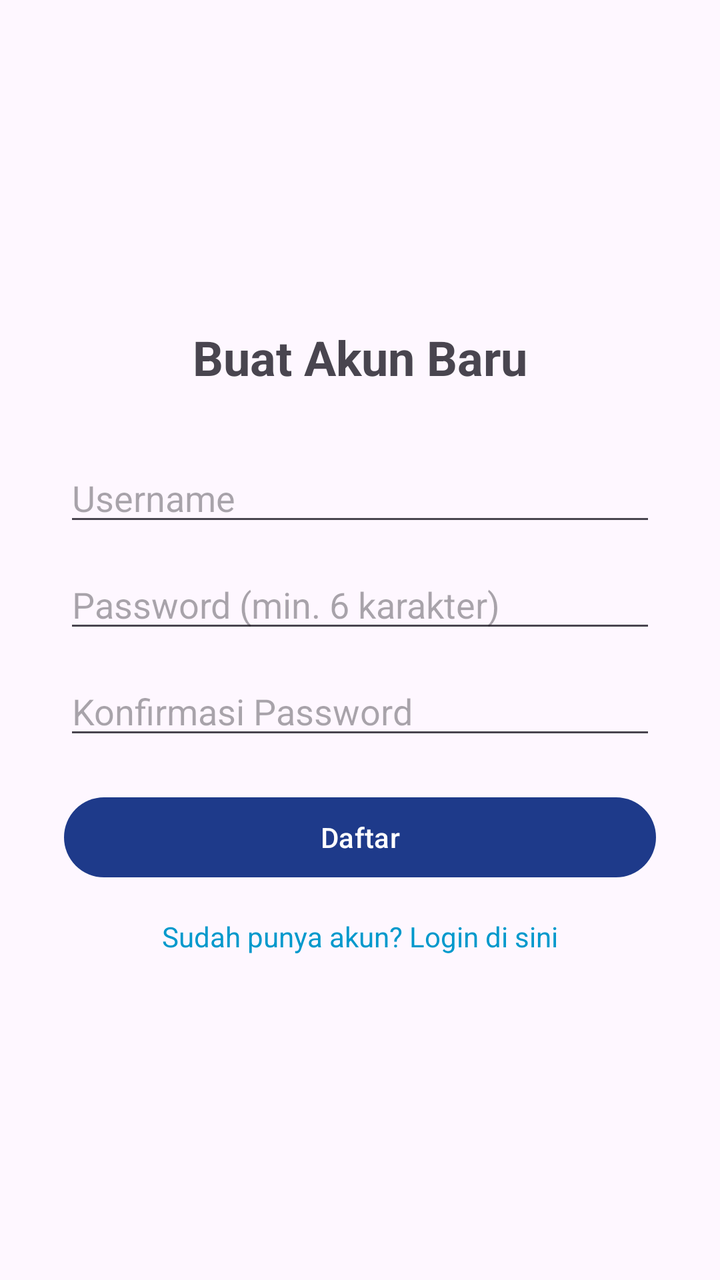
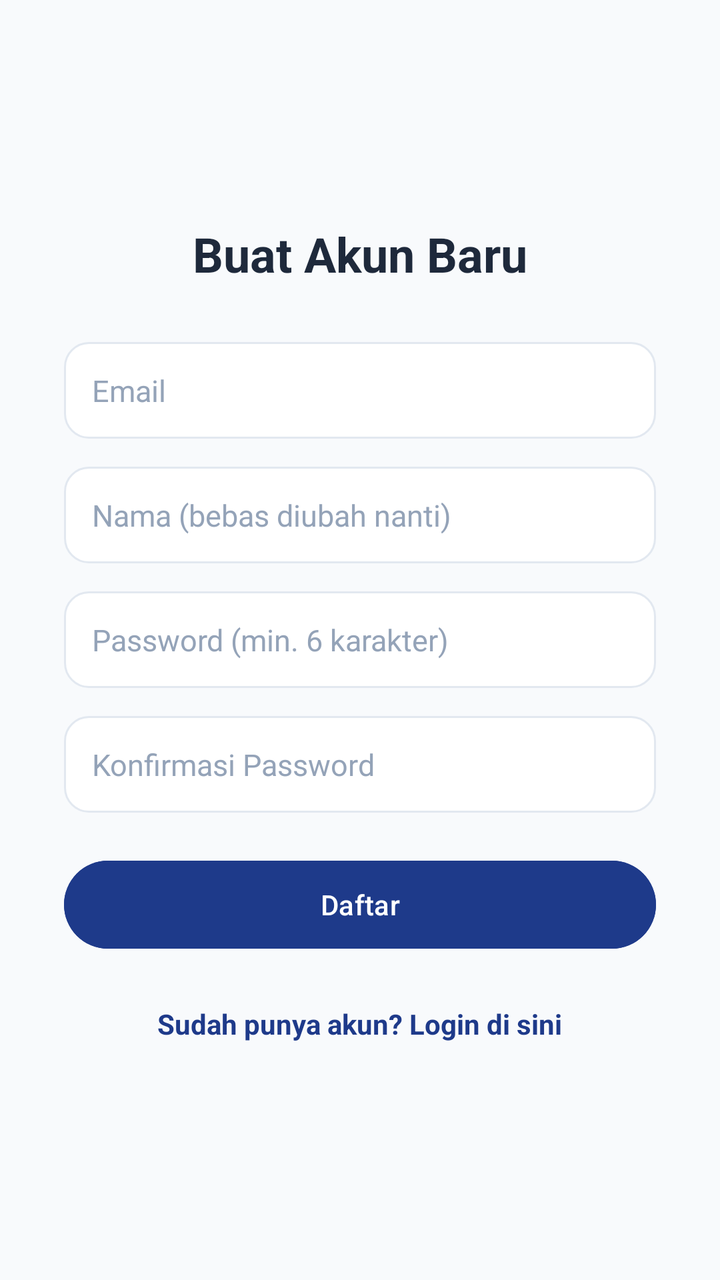

Screens rendered from an Android XML layout before and after an edit, with the pre-edit source and the edit as a unified diff.
<!-- AndroidManifest.xml: application theme Theme.RuangTenang -->
<!-- res/layout/activity_register.xml -->
<?xml version="1.0" encoding="utf-8"?>
<LinearLayout xmlns:android="http://schemas.android.com/apk/res/android"
    android:layout_width="match_parent"
    android:layout_height="match_parent"
    android:orientation="vertical"
    android:gravity="center"
    android:padding="32dp">

    <TextView
        android:layout_width="wrap_content"
        android:layout_height="wrap_content"
        android:text="Buat Akun Baru"
        android:textSize="24sp"
        android:textStyle="bold"
        android:layout_marginBottom="32dp" />

    <EditText
        android:id="@+id/et_reg_username"
        android:layout_width="match_parent"
        android:layout_height="wrap_content"
        android:hint="Username"
        android:inputType="text"
        android:layout_marginBottom="12dp" />

    <EditText
        android:id="@+id/et_reg_password"
        android:layout_width="match_parent"
        android:layout_height="wrap_content"
        android:hint="Password (min. 6 karakter)"
        android:inputType="textPassword"
        android:layout_marginBottom="12dp" />

    <EditText
        android:id="@+id/et_reg_confirm_password"
        android:layout_width="match_parent"
        android:layout_height="wrap_content"
        android:hint="Konfirmasi Password"
        android:inputType="textPassword"
        android:layout_marginBottom="20dp" />

    <Button
        android:id="@+id/btn_register"
        android:layout_width="match_parent"
        android:layout_height="wrap_content"
        android:text="Daftar"
        android:layout_marginBottom="16dp" />

    <TextView
        android:id="@+id/tv_go_login"
        android:layout_width="wrap_content"
        android:layout_height="wrap_content"
        android:text="Sudah punya akun? Login di sini"
        android:textColor="@android:color/holo_blue_dark" />

</LinearLayout>
<!-- resources referenced by this layout -->
<resources>
  <style name="Theme.RuangTenang" parent="Base.Theme.RuangTenang" />
  <style name="Base.Theme.RuangTenang" parent="Theme.Material3.DayNight.NoActionBar">
          <item name="colorPrimary">@color/primary</item>
          <item name="colorPrimaryVariant">@color/primary</item>
          <item name="colorOnPrimary">@color/white</item>
          <item name="colorSecondaryContainer">#DCE8FB</item>
          <item name="colorOnSecondaryContainer">@color/primary</item>
          <item name="android:statusBarColor">@color/primary</item>
      </style>
  <color name="primary">#1E3A8A</color>
  <color name="white">#FFFFFFFF</color>
</resources>

<!-- the commit's change to res/layout/activity_register.xml (unified diff, before → after) -->
@@ -1,55 +1,84 @@
 <?xml version="1.0" encoding="utf-8"?>
-<LinearLayout xmlns:android="http://schemas.android.com/apk/res/android"
+<ScrollView xmlns:android="http://schemas.android.com/apk/res/android"
     android:layout_width="match_parent"
     android:layout_height="match_parent"
-    android:orientation="vertical"
-    android:gravity="center"
-    android:padding="32dp">
+    android:fillViewport="true"
+    android:background="@color/background">
 
-    <TextView
-        android:layout_width="wrap_content"
-        android:layout_height="wrap_content"
-        android:text="Buat Akun Baru"
-        android:textSize="24sp"
-        android:textStyle="bold"
-        android:layout_marginBottom="32dp" />
-
-    <EditText
-        android:id="@+id/et_reg_username"
+    <LinearLayout
         android:layout_width="match_parent"
         android:layout_height="wrap_content"
-        android:hint="Username"
-        android:inputType="text"
-        android:layout_marginBottom="12dp" />
+        android:orientation="vertical"
+        android:gravity="center"
+        android:padding="32dp">
 
-    <EditText
-        android:id="@+id/et_reg_password"
-        android:layout_width="match_parent"
-        android:layout_height="wrap_content"
-        android:hint="Password (min. 6 karakter)"
-        android:inputType="textPassword"
-        android:layout_marginBottom="12dp" />
+        <TextView
+            android:layout_width="wrap_content"
+            android:layout_height="wrap_content"
+            android:text="@string/register_title"
+            android:textSize="24sp"
+            android:textStyle="bold"
+            android:textColor="@color/textPrimary"
+            android:layout_marginBottom="28dp" />
 
-    <EditText
-        android:id="@+id/et_reg_confirm_password"
-        android:layout_width="match_parent"
-        android:layout_height="wrap_content"
-        android:hint="Konfirmasi Password"
-        android:inputType="textPassword"
-        android:layout_marginBottom="20dp" />
+        <EditText
+            android:id="@+id/et_reg_email"
+            style="@style/InputField"
+            android:layout_width="match_parent"
+            android:layout_height="wrap_content"
+            android:hint="@string/hint_email"
+            android:inputType="textEmailAddress"
+            android:autofillHints="emailAddress"
+            android:importantForAutofill="yes" />
 
-    <Button
-        android:id="@+id/btn_register"
-        android:layout_width="match_parent"
-        android:layout_height="wrap_content"
-        android:text="Daftar"
-        android:layout_marginBottom="16dp" />
+        <EditText
+            android:id="@+id/et_reg_username"
+            style="@style/InputField"
+            android:layout_width="match_parent"
+            android:layout_height="wrap_content"
+            android:hint="@string/hint_username_register"
+            android:inputType="text"
+            android:autofillHints="username"
+            android:importantForAutofill="yes" />
 
-    <TextView
-        android:id="@+id/tv_go_login"
-        android:layout_width="wrap_content"
-        android:layout_height="wrap_content"
-        android:text="Sudah punya akun? Login di sini"
-        android:textColor="@android:color/holo_blue_dark" />
+        <EditText
+            android:id="@+id/et_reg_password"
+            style="@style/InputField"
+            android:layout_width="match_parent"
+            android:layout_height="wrap_content"
+            android:hint="@string/hint_password"
+            android:inputType="textPassword"
+            android:autofillHints="newPassword"
+            android:importantForAutofill="yes" />
 
-</LinearLayout>
+        <EditText
+            android:id="@+id/et_reg_confirm_password"
+            style="@style/InputField"
+            android:layout_width="match_parent"
+            android:layout_height="wrap_content"
+            android:hint="@string/hint_confirm_password"
+            android:inputType="textPassword"
+            android:autofillHints="newPassword"
+            android:importantForAutofill="yes"
+            android:layout_marginBottom="20dp" />
+
+        <Button
+            android:id="@+id/btn_register"
+            android:layout_width="match_parent"
+            android:layout_height="52dp"
+            android:text="@string/action_register"
+            android:backgroundTint="@color/primary"
+            android:textColor="@android:color/white"
+            android:layout_marginBottom="16dp" />
+
+        <TextView
+            android:id="@+id/tv_go_login"
+            android:layout_width="wrap_content"
+            android:layout_height="wrap_content"
+            android:padding="8dp"
+            android:text="@string/go_to_login"
+            android:textColor="@color/primary"
+            android:textStyle="bold" />
+
+    </LinearLayout>
+</ScrollView>
<!-- resource entries referenced after the edit -->
@@ -1,6 +1,13 @@
 <!-- resources referenced by this layout -->
 <resources>
+  <color name="background">#F8FAFC</color>
   <style name="Theme.RuangTenang" parent="Base.Theme.RuangTenang" />
+  <!-- drawable selector_input_field (drawable) -->
+  <?xml version="1.0" encoding="utf-8"?>
+  <selector xmlns:android="http://schemas.android.com/apk/res/android">
+      <item android:state_focused="true" android:drawable="@drawable/bg_input_field_focused" />
+      <item android:drawable="@drawable/bg_input_field" />
+  </selector>
   <style name="Base.Theme.RuangTenang" parent="Theme.Material3.DayNight.NoActionBar">
           <item name="colorPrimary">@color/primary</item>
           <item name="colorPrimaryVariant">@color/primary</item>
@@ -9,7 +16,38 @@
           <item name="colorOnSecondaryContainer">@color/primary</item>
           <item name="android:statusBarColor">@color/primary</item>
       </style>
+  <!-- drawable bg_input_field_focused (drawable) -->
+  <?xml version="1.0" encoding="utf-8"?>
+  <shape xmlns:android="http://schemas.android.com/apk/res/android">
+      <solid android:color="@android:color/white" />
+      <corners android:radius="12dp" />
+      <stroke android:width="1.5dp" android:color="@color/primaryLight" />
+  </shape>
+  <!-- drawable bg_input_field (drawable) -->
+  <?xml version="1.0" encoding="utf-8"?>
+  <shape xmlns:android="http://schemas.android.com/apk/res/android">
+      <solid android:color="@android:color/white" />
+      <corners android:radius="12dp" />
+      <stroke android:width="1dp" android:color="#E2E8F0" />
+  </shape>
   <color name="primary">#1E3A8A</color>
+  <color name="textPrimary">#1e293b</color>
+  <string name="action_register">Daftar</string>
+  <string name="go_to_login">Sudah punya akun? Login di sini</string>
+  <string name="hint_confirm_password">Konfirmasi Password</string>
+  <string name="hint_email">Email</string>
+  <string name="hint_password">Password (min. 6 karakter)</string>
+  <string name="hint_username_register">Nama (bebas diubah nanti)</string>
+  <string name="register_title">Buat Akun Baru</string>
+  <style name="InputField">
+          <item name="android:background">@drawable/selector_input_field</item>
+          <item name="android:padding">14dp</item>
+          <item name="android:textSize">15sp</item>
+          <item name="android:textColor">@color/textPrimary</item>
+          <item name="android:textColorHint">#94A3B8</item>
+          <item name="android:layout_marginBottom">14dp</item>
+      </style>
   <color name="white">#FFFFFFFF</color>
+  <color name="primaryLight">#3B82F6</color>
 </resources>
 
